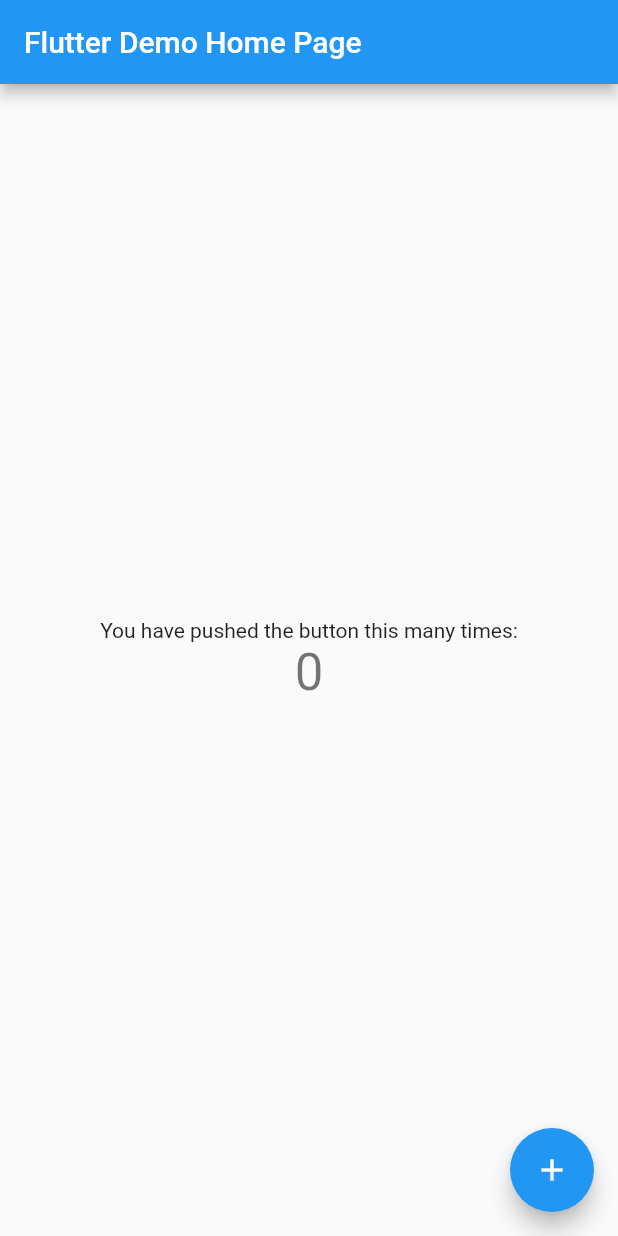
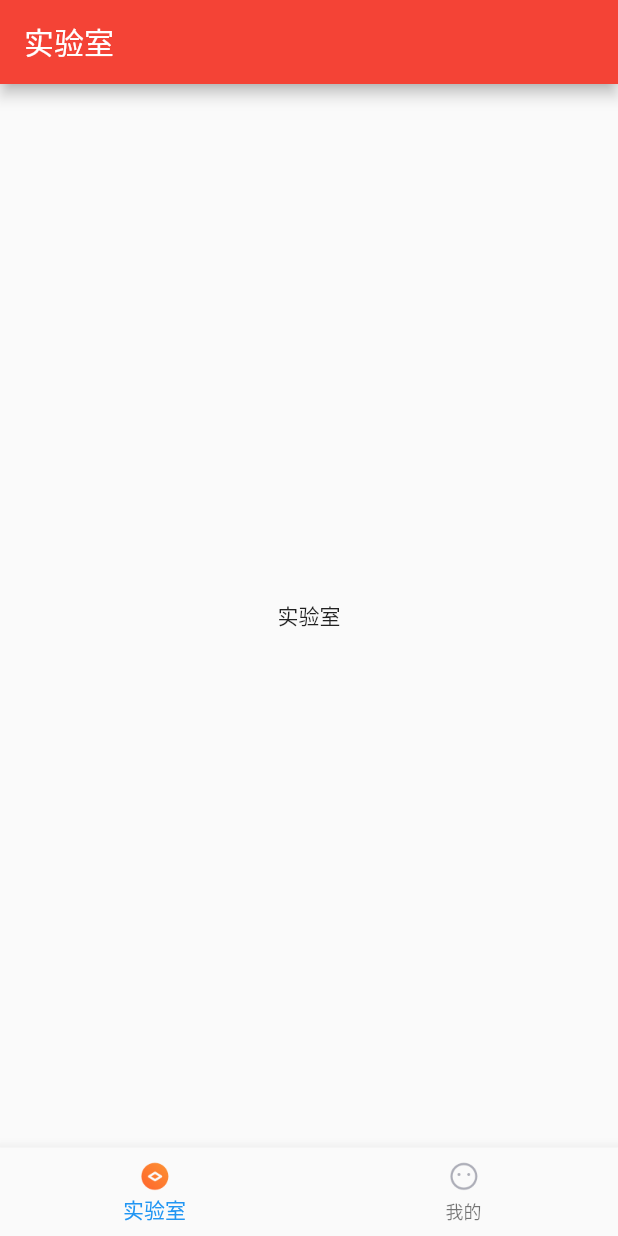
Before and after one commit to DIVINER-onlys/flutterBlog, a Flutter app: the screen it shows after launch, on a phone screen of 412 x 824 dp. Run offline on Flutter 3.47's test engine with Material 2 defaults, Android fonts, the phone set to English and light mode, and no system bars; our stand-ins replace flutter_screenutil.

Commit message:
project 架子

```diff
--- a/lib/main.dart
+++ b/lib/main.dart
@@ -1,111 +1,34 @@
 import 'package:flutter/material.dart';
+import 'package:flutter/services.dart' show SystemUiOverlayStyle, SystemChrome;
+import 'dart:io' show Platform;
 
-void main() => runApp(MyApp());
+import 'package:flutter_blog/view/Tab/BaseTabBar.dart' show BaseTabBarPage;
 
-class MyApp extends StatelessWidget {
-  // This widget is the root of your application.
+void main() {
+  runApp(FlutterBlog());
+
+  // ios默认透明不用加，自定义手机顶部黑条样式（Android沉浸式）
+  if (Platform.isAndroid) {
+    SystemUiOverlayStyle systemUiOverlayStyle =
+        SystemUiOverlayStyle(statusBarColor: Colors.transparent);
+    SystemChrome.setSystemUIOverlayStyle(systemUiOverlayStyle);
+  }
+}
+
+class FlutterBlog extends StatelessWidget {
   @override
   Widget build(BuildContext context) {
     return MaterialApp(
-      title: 'Flutter Demo',
+      title: 'FlutterBlog',
       theme: ThemeData(
-        // This is the theme of your application.
-        //
-        // Try running your application with "flutter run". You'll see the
-        // application has a blue toolbar. Then, without quitting the app, try
-        // changing the primarySwatch below to Colors.green and then invoke
-        // "hot reload" (press "r" in the console where you ran "flutter run",
-        // or simply save your changes to "hot reload" in a Flutter IDE).
-        // Notice that the counter didn't reset back to zero; the application
-        // is not restarted.
-        primarySwatch: Colors.blue,
+        primaryColor: Colors.red,
+        indicatorColor: Colors.red
       ),
-      home: MyHomePage(title: 'Flutter Demo Home Page'),
+      home: Builder(
+        builder: (context) {
+          return BaseTabBarPage();
+        },
+      ),
     );
   }
 }
-
-class MyHomePage extends StatefulWidget {
-  MyHomePage({Key key, this.title}) : super(key: key);
-
-  // This widget is the home page of your application. It is stateful, meaning
-  // that it has a State object (defined below) that contains fields that affect
-  // how it looks.
-
-  // This class is the configuration for the state. It holds the values (in this
-  // case the title) provided by the parent (in this case the App widget) and
-  // used by the build method of the State. Fields in a Widget subclass are
-  // always marked "final".
-
-  final String title;
-
-  @override
-  _MyHomePageState createState() => _MyHomePageState();
-}
-
-class _MyHomePageState extends State<MyHomePage> {
-  int _counter = 0;
-
-  void _incrementCounter() {
-    setState(() {
-      // This call to setState tells the Flutter framework that something has
-      // changed in this State, which causes it to rerun the build method below
-      // so that the display can reflect the updated values. If we changed
-      // _counter without calling setState(), then the build method would not be
-      // called again, and so nothing would appear to happen.
-      _counter++;
-    });
-  }
-
-  @override
-  Widget build(BuildContext context) {
-    // This method is rerun every time setState is called, for instance as done
-    // by the _incrementCounter method above.
-    //
-    // The Flutter framework has been optimized to make rerunning build methods
-    // fast, so that you can just rebuild anything that needs updating rather
-    // than having to individually change instances of widgets.
-    return Scaffold(
-      appBar: AppBar(
-        // Here we take the value from the MyHomePage object that was created by
-        // the App.build method, and use it to set our appbar title.
-        title: Text(widget.title),
-      ),
-      body: Center(
-        // Center is a layout widget. It takes a single child and positions it
-        // in the middle of the parent.
-        child: Column(
-          // Column is also layout widget. It takes a list of children and
-          // arranges them vertically. By default, it sizes itself to fit its
-          // children horizontally, and tries to be as tall as its parent.
-          //
-          // Invoke "debug painting" (press "p" in the console, choose the
-          // "Toggle Debug Paint" action from the Flutter Inspector in Android
-          // Studio, or the "Toggle Debug Paint" command in Visual Studio Code)
-          // to see the wireframe for each widget.
-          //
-          // Column has various properties to control how it sizes itself and
-          // how it positions its children. Here we use mainAxisAlignment to
-          // center the children vertically; the main axis here is the vertical
-          // axis because Columns are vertical (the cross axis would be
-          // horizontal).
-          mainAxisAlignment: MainAxisAlignment.center,
-          children: <Widget>[
-            Text(
-              'You have pushed the button this many times:',
-            ),
-            Text(
-              '$_counter',
-              style: Theme.of(context).textTheme.display1,
-            ),
-          ],
-        ),
-      ),
-      floatingActionButton: FloatingActionButton(
-        onPressed: _incrementCounter,
-        tooltip: 'Increment',
-        child: Icon(Icons.add),
-      ), // This trailing comma makes auto-formatting nicer for build methods.
-    );
-  }
-}
--- /dev/null
+++ b/lib/view/Demo/Demo.dart
@@ -0,0 +1,15 @@
+import 'package:flutter/material.dart';
+
+class Demo extends StatelessWidget {
+  @override
+  Widget build(BuildContext context) {
+    return Scaffold(
+      appBar: AppBar(
+        title: Text('实验室'),
+      ),
+      body: Center(
+        child: Text('实验室'),
+      ),
+    );
+  }
+}
--- /dev/null
+++ b/lib/view/Personal/Personal.dart
@@ -0,0 +1,15 @@
+import 'package:flutter/material.dart';
+
+class Personal extends StatelessWidget {
+  @override
+  Widget build(BuildContext context) {
+    return Scaffold(
+      appBar: AppBar(
+        title: Text('广告位招租'),
+      ),
+      body: Center(
+        child: Text('广告位招租'),
+      ),
+    );
+  }
+}
--- /dev/null
+++ b/lib/view/Tab/BaseTabBar.dart
@@ -0,0 +1,74 @@
+import 'package:flutter/material.dart';
+import 'package:flutter_screenutil/flutter_screenutil.dart';
+
+import 'package:flutter_blog/view/Demo/Demo.dart' show Demo;
+import 'package:flutter_blog/view/Personal/Personal.dart' show Personal;
+
+class BaseTabBarPage extends StatefulWidget {
+  @override
+  _BaseTabBarPageState createState() => _BaseTabBarPageState();
+}
+
+class _BaseTabBarPageState extends State<BaseTabBarPage> {
+  int _selectedIndex = 0;
+
+  List<Widget> subPages = List<Widget>();
+
+  @override
+  void initState() {
+    super.initState();
+    subPages..add(Demo())..add(Personal());
+  }
+
+  Text _getTabBarText(String title, [int index]) {
+    return Text(title);
+  }
+
+  Image _getTabBarNomalImage(String normalImage) {
+    return Image.asset(normalImage, width: 24, height: 24);
+  }
+
+  Image _getTabBarSelectedImage(String selectedImage) {
+    return Image.asset(selectedImage, width: 24, height: 24);
+  }
+
+  @override
+  Widget build(BuildContext context) {
+    // 引入屏幕适配
+    ScreenUtil.instance =
+        ScreenUtil(width: 720, height: 1280, allowFontScaling: true)
+          ..init(context);
+
+    return Scaffold(
+      body: IndexedStack(
+        children: subPages,
+        index: _selectedIndex,
+      ),
+      bottomNavigationBar: BottomNavigationBar(
+        items: <BottomNavigationBarItem>[
+          BottomNavigationBarItem(
+            icon: _getTabBarNomalImage('assets/Tab/discover-normal.png'),
+            activeIcon:
+                _getTabBarSelectedImage('assets/Tab/discover-selected.png'),
+            title: _getTabBarText('实验室', 1),
+          ),
+          BottomNavigationBarItem(
+            icon: _getTabBarNomalImage('assets/Tab/profile-normal.png'),
+            activeIcon:
+                _getTabBarSelectedImage('assets/Tab/profile-selected.png'),
+            title: _getTabBarText('我的', 2),
+          ),
+        ],
+        currentIndex: _selectedIndex,
+        onTap: _onTappedBottom,
+        type: BottomNavigationBarType.fixed,
+      ),
+    );
+  }
+
+  _onTappedBottom(int selectedItem) {
+    setState(() {
+      _selectedIndex = selectedItem;
+    });
+  }
+}
--- a/pubspec.yaml
+++ b/pubspec.yaml
@@ -19,6 +19,7 @@ environment:
 dependencies:
   flutter:
     sdk: flutter
+  flutter_screenutil: ^0.5.3 # 屏幕适配
 
   # The following adds the Cupertino Icons font to your application.
   # Use with the CupertinoIcons class for iOS style icons.
@@ -44,6 +45,9 @@ flutter:
   # assets:
   #  - images/a_dot_burr.jpeg
   #  - images/a_dot_ham.jpeg
+  assets:
+    - assets/
+    - assets/Tab/
 
   # An image asset can refer to one or more resolution-specific "variants", see
   # https://flutter.dev/assets-and-images/#resolution-aware.
```
Also changed, not shown: assets/Tab/discover-normal.png (added), assets/Tab/discover-selected.png (added), assets/Tab/profile-normal.png (added), assets/Tab/profile-selected.png (added), pubspec.lock, 2 other files.
